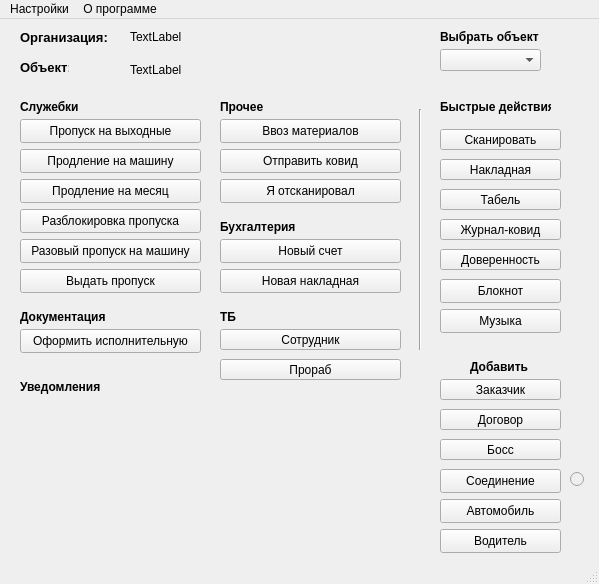
Above: my_helper/notebook/designer_ui/main_menu.ui from SmolPO/vertical before the change. Below: the same form after it.
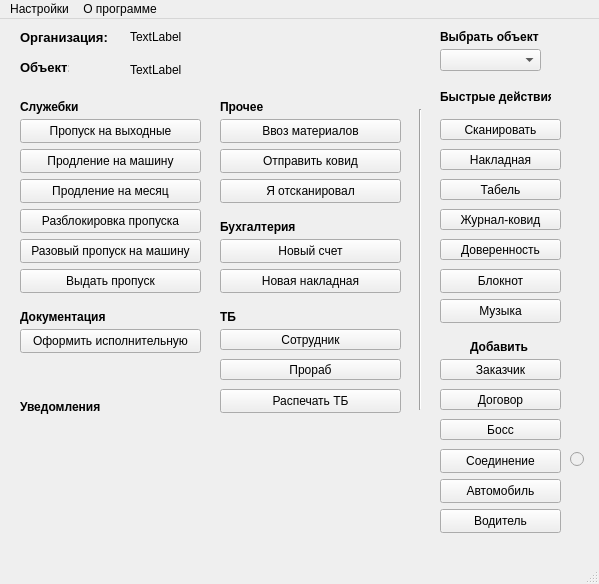
That is the form after the change.

Diff of the .ui file:
```diff
--- a/my_helper/notebook/designer_ui/main_menu.ui
+++ b/my_helper/notebook/designer_ui/main_menu.ui
@@ -18,7 +18,7 @@
     <property name="geometry">
      <rect>
       <x>440</x>
-      <y>230</y>
+      <y>220</y>
       <width>121</width>
       <height>21</height>
      </rect>
@@ -31,7 +31,7 @@
     <property name="geometry">
      <rect>
       <x>440</x>
-      <y>140</y>
+      <y>130</y>
       <width>121</width>
       <height>21</height>
      </rect>
@@ -44,7 +44,7 @@
     <property name="geometry">
      <rect>
       <x>440</x>
-      <y>200</y>
+      <y>190</y>
       <width>121</width>
       <height>21</height>
      </rect>
@@ -57,7 +57,7 @@
     <property name="geometry">
      <rect>
       <x>440</x>
-      <y>170</y>
+      <y>160</y>
       <width>121</width>
       <height>21</height>
      </rect>
@@ -72,7 +72,7 @@
       <x>410</x>
       <y>90</y>
       <width>20</width>
-      <height>241</height>
+      <height>301</height>
      </rect>
     </property>
     <property name="orientation">
@@ -83,7 +83,7 @@
     <property name="geometry">
      <rect>
       <x>440</x>
-      <y>110</y>
+      <y>100</y>
       <width>121</width>
       <height>21</height>
      </rect>
@@ -96,7 +96,7 @@
     <property name="geometry">
      <rect>
       <x>440</x>
-      <y>360</y>
+      <y>340</y>
       <width>121</width>
       <height>21</height>
      </rect>
@@ -178,7 +178,7 @@
     <property name="geometry">
      <rect>
       <x>440</x>
-      <y>80</y>
+      <y>70</y>
       <width>111</width>
       <height>16</height>
      </rect>
@@ -248,7 +248,7 @@
     <property name="geometry">
      <rect>
       <x>20</x>
-      <y>360</y>
+      <y>380</y>
       <width>111</width>
       <height>16</height>
      </rect>
@@ -405,7 +405,7 @@
     <property name="geometry">
      <rect>
       <x>470</x>
-      <y>340</y>
+      <y>320</y>
       <width>61</width>
       <height>16</height>
      </rect>
@@ -519,7 +519,7 @@
     <property name="geometry">
      <rect>
       <x>440</x>
-      <y>420</y>
+      <y>400</y>
       <width>121</width>
       <height>21</height>
      </rect>
@@ -532,7 +532,7 @@
     <property name="geometry">
      <rect>
       <x>440</x>
-      <y>450</y>
+      <y>430</y>
       <width>121</width>
       <height>24</height>
      </rect>
@@ -548,7 +548,7 @@
     <property name="geometry">
      <rect>
       <x>570</x>
-      <y>450</y>
+      <y>430</y>
       <width>21</width>
       <height>20</height>
      </rect>
@@ -561,7 +561,7 @@
     <property name="geometry">
      <rect>
       <x>440</x>
-      <y>260</y>
+      <y>250</y>
       <width>121</width>
       <height>24</height>
      </rect>
@@ -584,7 +584,7 @@
     <property name="geometry">
      <rect>
       <x>440</x>
-      <y>390</y>
+      <y>370</y>
       <width>121</width>
       <height>21</height>
      </rect>
@@ -610,7 +610,7 @@
     <property name="geometry">
      <rect>
       <x>440</x>
-      <y>290</y>
+      <y>280</y>
       <width>121</width>
       <height>24</height>
      </rect>
@@ -623,7 +623,7 @@
     <property name="geometry">
      <rect>
       <x>440</x>
-      <y>480</y>
+      <y>460</y>
       <width>121</width>
       <height>24</height>
      </rect>
@@ -636,7 +636,7 @@
     <property name="geometry">
      <rect>
       <x>440</x>
-      <y>510</y>
+      <y>490</y>
       <width>121</width>
       <height>24</height>
      </rect>
@@ -645,6 +645,19 @@
      <string>Водитель</string>
     </property>
    </widget>
+   <widget class="QPushButton" name="b_tb">
+    <property name="geometry">
+     <rect>
+      <x>220</x>
+      <y>370</y>
+      <width>181</width>
+      <height>24</height>
+     </rect>
+    </property>
+    <property name="text">
+     <string>Распечать ТБ</string>
+    </property>
+   </widget>
   </widget>
   <widget class="QStatusBar" name="statusbar"/>
   <widget class="QMenuBar" name="menubar">
```
Left out of the diff: 8 changed lines with no effect on the pictures.
